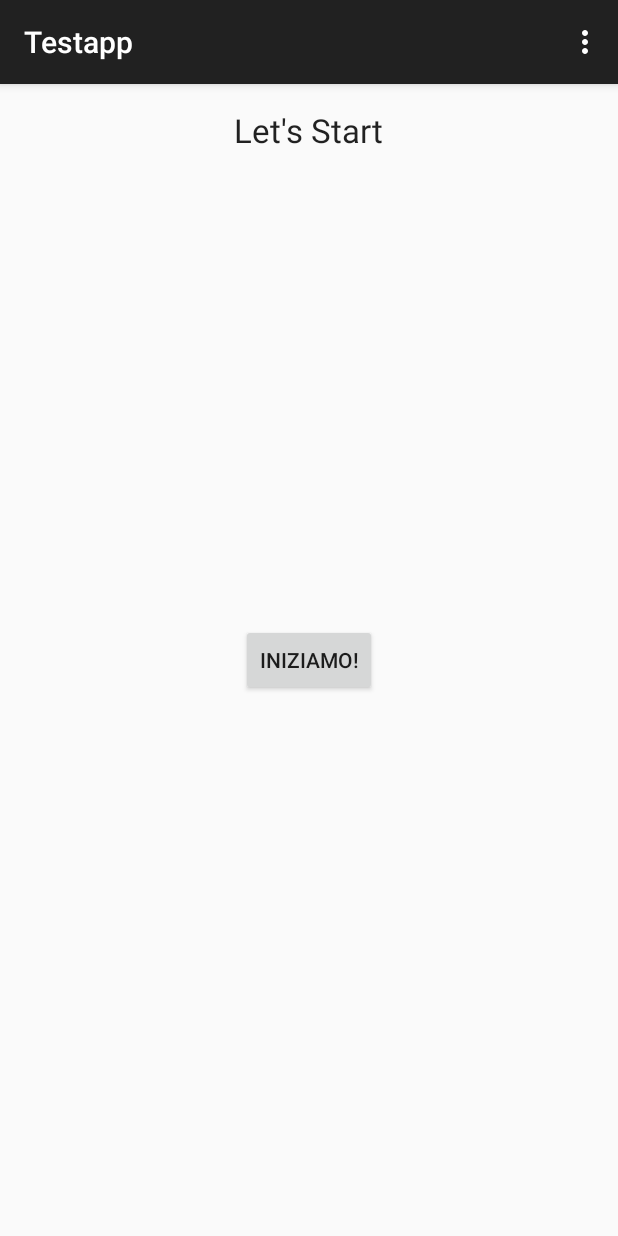
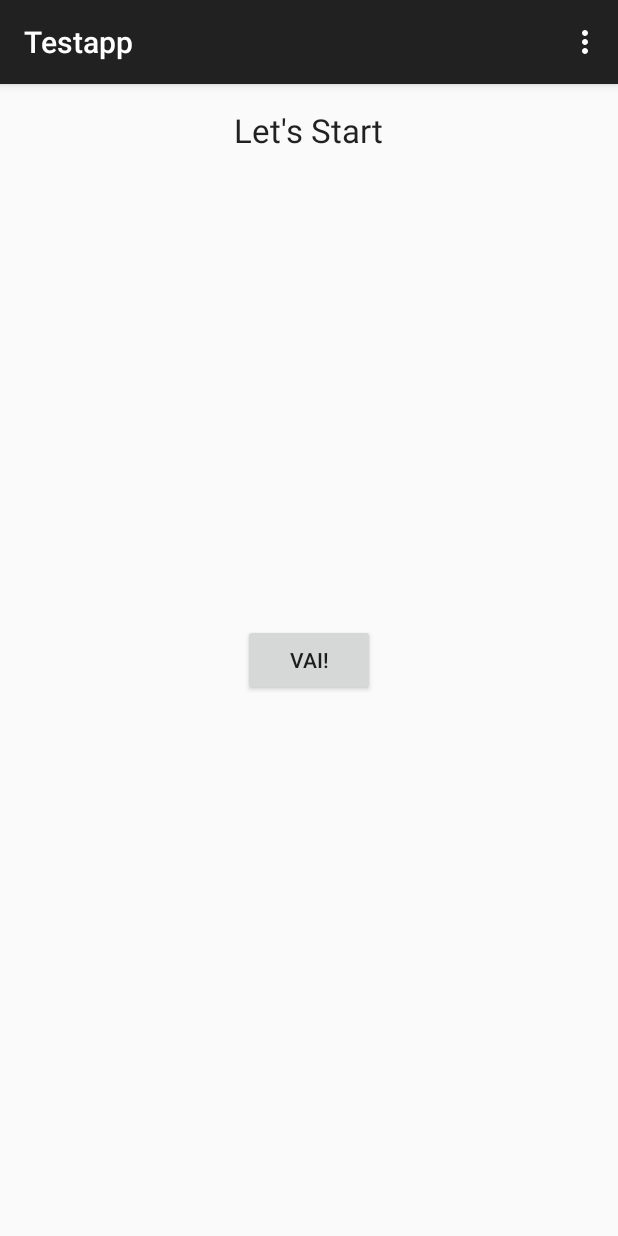
Before and after one commit to raffysommy/EducatioNet, an Android app: the screen it shows after launch (MainActivity), on a phone screen of 412 x 824 dp. Run offline under Robolectric (Android 15) with nearby library versions, the phone set to English and light mode, and no system bars.

Commit message:
prova commit+push v2

```diff
--- a/app/src/main/res/layout/activity_main.xml
+++ b/app/src/main/res/layout/activity_main.xml
@@ -17,7 +17,7 @@
     <Button
         android:layout_width="wrap_content"
         android:layout_height="wrap_content"
-        android:text="Iniziamo!"
+        android:text="Vai!"
         android:id="@+id/button"
         android:onClick="onStartClick"
         android:layout_centerVertical="true"
```
